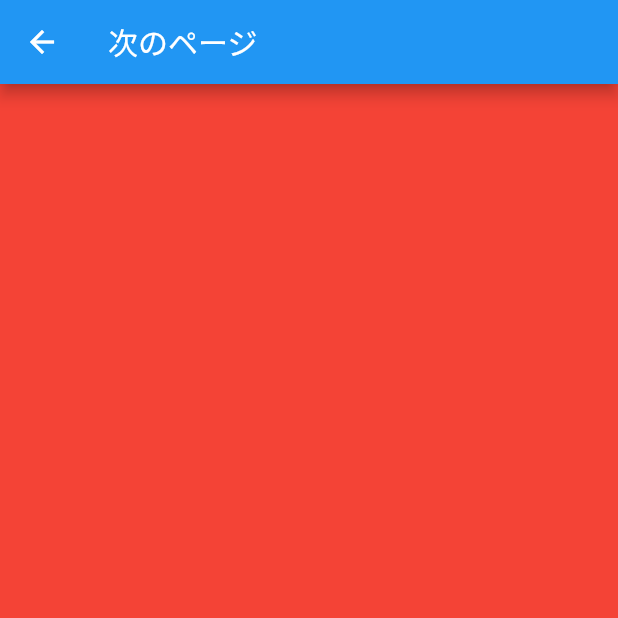
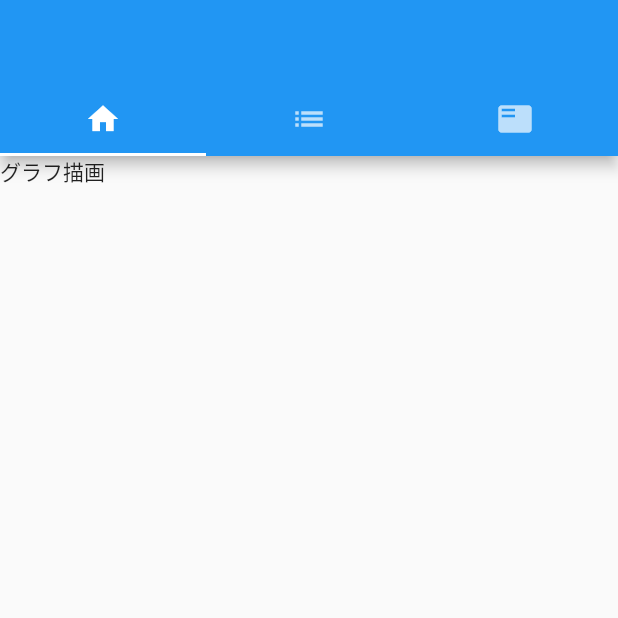
Before and after one commit to Sudirman-Range/hackU2021, a Flutter app: the screen it shows after launch, after a tap on "決定", on a phone screen of 412 x 824 dp, the top half of it. Run offline on Flutter 3.47's test engine with Material 2 defaults, Android fonts, the phone set to English and light mode, and no system bars; Roboto replaces fonts that are missing (HonokaMaru).

Commit message:
ヘッダーで画面遷移ができるようにした。ページの処理を複数のファイルに分けれた！偉い！知らんけど

```diff
--- /dev/null
+++ b/lib/daylist.dart
@@ -0,0 +1,10 @@
+import 'package:flutter/material.dart';
+
+class DayList extends StatelessWidget {
+  @override
+  Widget build(BuildContext context) {
+    return Container(
+      child: Text('日付によっての状態を保持したリストを表示'),
+    );
+  }
+}
--- /dev/null
+++ b/lib/graph.dart
@@ -0,0 +1,10 @@
+import 'package:flutter/material.dart';
+
+class Graph extends StatelessWidget {
+  @override
+  Widget build(BuildContext context) {
+    return Container(
+      child: Text('グラフ描画'),
+    );
+  }
+}
--- /dev/null
+++ b/lib/home.dart
@@ -0,0 +1,54 @@
+import 'package:flutter/material.dart';
+import 'daylist.dart';
+import 'graph.dart';
+import 'notificationlist.dart';
+
+class Home extends StatefulWidget {
+  @override
+  _HomeState createState() => _HomeState();
+}
+
+class PageInfo {
+  Widget widget;
+  PageInfo(this.widget);
+}
+
+class _HomeState extends State<Home> {
+  final List<PageInfo> _pages = [
+    PageInfo(Graph()),
+    PageInfo(DayList()),
+    PageInfo(NotificationList()),
+  ];
+  @override
+  Widget build(BuildContext context) {
+    return DefaultTabController(
+      length: 3,
+      child: Scaffold(
+        appBar: AppBar(
+          bottom: TabBar(
+            tabs: [
+              Tab(
+                icon: Icon(
+                  Icons.home,
+                ),
+              ),
+              Tab(
+                icon: Icon(
+                  Icons.list,
+                ),
+              ),
+              Tab(
+                icon: Icon(
+                  Icons.featured_play_list,
+                ),
+              )
+            ],
+          ),
+        ),
+        body: TabBarView(
+          children: _pages.map((PageInfo page) => page.widget).toList(),
+        ),
+      ),
+    );
+  }
+}
--- a/lib/main.dart
+++ b/lib/main.dart
@@ -1,4 +1,5 @@
 import 'package:flutter/material.dart';
+import 'home.dart';
 
 void main() {
   runApp(MyApp());
@@ -12,21 +13,6 @@ class MyApp extends StatelessWidget {
       title: 'Today Diagnosis',
       theme: ThemeData(fontFamily: 'HonokaMaru'),
       home: Diagnosis(),
-    );
-  }
-}
-
-class NextPage extends StatelessWidget {
-  @override
-  Widget build(BuildContext context) {
-    return Scaffold(
-      appBar: AppBar(
-        title: Text("次のページ"),
-      ),
-      body: Container(
-        height: double.infinity,
-        color: Colors.red,
-      ),
     );
   }
 }
@@ -63,10 +49,11 @@ class Diagnosis extends StatelessWidget {
             padding: EdgeInsets.fromLTRB(10, 0, 10, 0),
             child: Center(
               child: Text(
-                '今日の評価',
+                '今日の評価は？',
                 style: TextStyle(
                   fontSize: 30,
                   fontWeight: FontWeight.bold,
+                  letterSpacing: -0.2,
                 ),
               ),
             ),
@@ -240,11 +227,9 @@ class _TapBottonState extends State<TapBotton> {
               buttonColor: Colors.lightBlueAccent,
               child: RaisedButton(
                 onPressed: () {
-                  Navigator.push(
-                      context,
-                      MaterialPageRoute(
-                        builder: (context) => NextPage(),
-                      ));
+                  Navigator.of(context).pushReplacement(MaterialPageRoute(
+                    builder: (context) => Home(),
+                  ));
                 },
                 shape: RoundedRectangleBorder(
                     borderRadius: BorderRadius.circular(40)),
--- /dev/null
+++ b/lib/notificationlist.dart
@@ -0,0 +1,10 @@
+import 'package:flutter/material.dart';
+
+class NotificationList extends StatelessWidget {
+  @override
+  Widget build(BuildContext context) {
+    return Container(
+      child: Text('通知用の言葉リスト予定'),
+    );
+  }
+}
```
